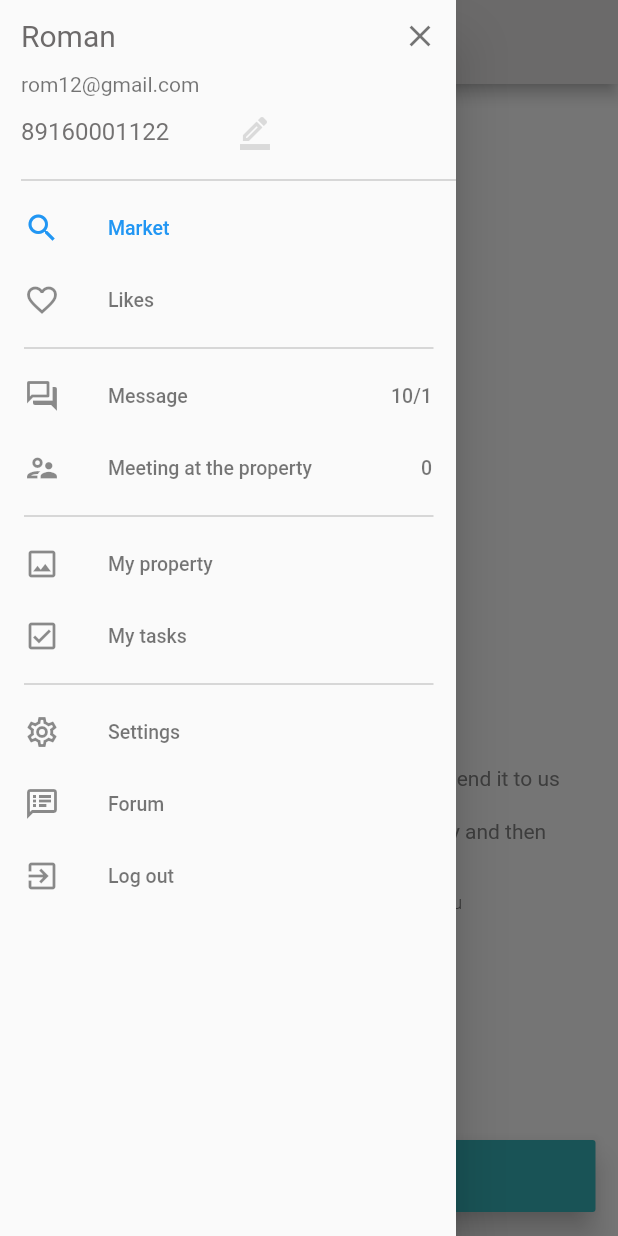
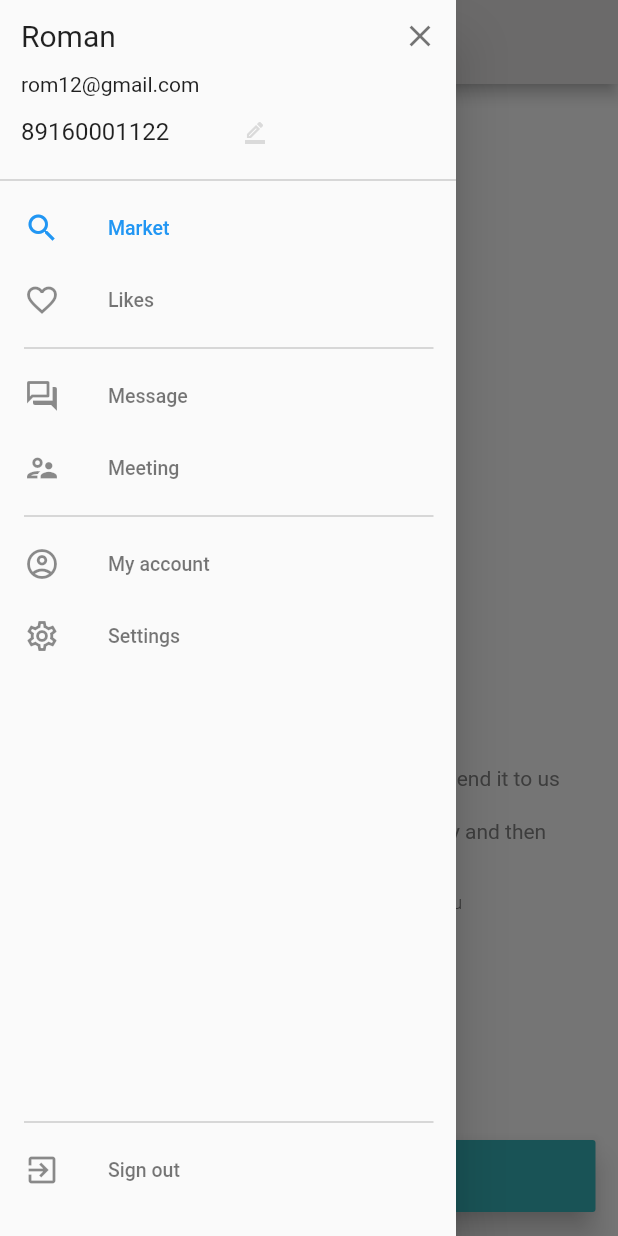
Before and after one commit to PopovVA/4uhouse, a Flutter app: the screen it shows after launch, with the side drawer open, on a phone screen of 412 x 824 dp. Run offline on Flutter 3.47's test engine with Material 2 defaults, Android fonts, the phone set to English and light mode, and no system bars; our stand-ins replace flutter_masked_text, flutter_svg, image_picker, outline_material_icons, rxdart; missing offline and left inert: flutter_appauth; key blocks and very long unbroken strings in the code were emptied for the run.

Commit message:
Upgrade Drawer

```diff
--- a/lib/src/ui/components/common/drawer/drawer.dart
+++ b/lib/src/ui/components/common/drawer/drawer.dart
@@ -2,7 +2,6 @@ import 'package:flutter/material.dart';
 import 'package:outline_material_icons/outline_material_icons.dart';
 import '../../inherited_auth.dart';
 import 'drawer_header.dart' show Header;
-
 
 // ignore: must_be_immutable
 class DrawerOnly extends StatelessWidget {
@@ -12,6 +11,9 @@ class DrawerOnly extends StatelessWidget {
   Widget build(BuildContext context) {
     final InheritedAuth inheritedAuth = InheritedAuth.of(context);
     return Drawer(
+      child: Column(
+        children: <Widget>[
+          Expanded(
             child: ListView(
               children: <Widget>[
                 Header(),
@@ -24,29 +26,27 @@ class DrawerOnly extends StatelessWidget {
                   context,
                   'Message',
                   icon: const Icon(OMIcons.forum),
-            subtitle: '10/1',
                   position: 2,
                 ),
-          buildListTile(context, 'Meeting at the property',
-              icon: const Icon(OMIcons.supervisorAccount),
-              subtitle: '0',
-              position: 3),
+                buildListTile(context, 'Meeting',
+                    icon: const Icon(OMIcons.supervisorAccount), position: 3),
                 buildDivider(),
-          buildListTile(context, 'My property',
-              icon: const Icon(OMIcons.image), position: 4),
-          buildListTile(context, 'My tasks',
-              icon: const Icon(OMIcons.checkBox), position: 5),
-          buildDivider(),
+                buildListTile(context, 'My account',
+                    icon: const Icon(OMIcons.accountCircle), position: 3),
                 buildListTile(context, 'Settings',
                     icon: const Icon(OMIcons.settings), position: 6),
-          buildListTile(
-            context,
-            'Forum',
-            icon: const Icon(OMIcons.speakerNotes),
-            position: 7,
+              ],
             ),
+          ),
+          Padding(
+            padding: const EdgeInsets.only(bottom: 20.0),
+            child: Align(
+              alignment: FractionalOffset.bottomCenter,
+              child: Column(
+                children: <Widget>[
+                  buildDivider(),
                   inheritedAuth.onLogout != null
-              ? buildListTile(context, 'Log out',
+                      ? buildListTile(context, 'Sign out',
                           icon: const Icon(OMIcons.exitToApp),
                           position: 8,
                           onTap: inheritedAuth.onLogout)
@@ -56,26 +56,16 @@ class DrawerOnly extends StatelessWidget {
                           onTap: inheritedAuth.onLogin),
                 ],
               ),
+            ),
+          )
+        ],
+      ),
     );
   }
 
   Widget buildListTile(BuildContext context, String title,
-      {Icon icon, String subtitle, int position, Function onTap}) {
-    return subtitle != null
-        ? ListTile(
-            onTap: () {
-              _selectedDrawerIndex = position;
-              Navigator.pop(context);
-            },
-            selected: _selectedDrawerIndex == position,
-            dense: true,
-            leading: icon,
-            title: Row(
-              mainAxisAlignment: MainAxisAlignment.spaceBetween,
-              children: <Widget>[Text(title), Text(subtitle)],
-            ),
-          )
-        : ListTile(
+      {Icon icon, int position, Function onTap}) {
+    return ListTile(
       onTap: () {
         _selectedDrawerIndex = position;
         Navigator.pop(context);
--- a/lib/src/ui/components/common/drawer/drawer_header.dart
+++ b/lib/src/ui/components/common/drawer/drawer_header.dart
@@ -10,7 +10,8 @@ class Header extends StatelessWidget {
   Widget build(BuildContext context) {
     final InheritedAuth inheritedAuth = InheritedAuth.of(context);
     return inheritedAuth.userProfile != null
-        ? Padding(
+        ? Column(children: <Widget>[
+      Padding(
         padding: const EdgeInsets.only(left: 14.0),
         child: Column(
             crossAxisAlignment: CrossAxisAlignment.start,
@@ -22,7 +23,7 @@ class Header extends StatelessWidget {
                     UserProfile.fromMap(inheritedAuth.userProfile).name,
                     style: const TextStyle(
                         fontSize: 20.0,
-                            color: Color.fromRGBO(88, 85, 85, 0.87)),
+                        color: Color.fromRGBO(0, 0, 0, 0.87)),
                   ),
                   IconButton(
                       icon: const Icon(
@@ -37,7 +38,7 @@ class Header extends StatelessWidget {
               Text(
                 UserProfile.fromMap(inheritedAuth.userProfile).email,
                 style:
-                        const TextStyle(color: Color.fromRGBO(0, 0, 0, 0.54)),
+                const TextStyle(color: Color.fromRGBO(0, 0, 0, 0.87)),
               ),
               Row(
                 children: <Widget>[
@@ -46,11 +47,12 @@ class Header extends StatelessWidget {
                       UserProfile.fromMap(inheritedAuth.userProfile).phone,
                       style: const TextStyle(
                           fontSize: 16.0,
-                              color: Color.fromRGBO(95, 93, 93, 0.87)),
+                          color: Color.fromRGBO(0, 0, 0, 0.87)),
                     ),
                     width: 132,
                   ),
                   IconButton(
+                      iconSize: 16,
                       icon: const Icon(
                         OMIcons.borderColor,
                         color: Color.fromRGBO(218, 218, 218, 1),
@@ -65,11 +67,12 @@ class Header extends StatelessWidget {
                       })
                 ],
               ),
+            ]),
+      ),
       Divider(
         color: const Color.fromRGBO(66, 65, 65, 0.38),
       ),
-                ]),
-          )
+    ],)
         : Container();
   }
 }
```
Lines whose indentation alone changed are shown as unchanged.
